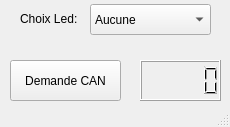
The window that Serial_CPP/mainwindow.ui (AxelJacquot/Project_CPP) describes before a commit, drawn with Qt 5.
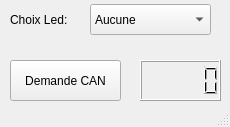
The same window after the commit.

The edit to the form file:
```diff
--- a/Serial_CPP/mainwindow.ui
+++ b/Serial_CPP/mainwindow.ui
@@ -67,10 +67,10 @@
    <widget class="QLabel" name="label">
     <property name="geometry">
      <rect>
-      <x>20</x>
+      <x>10</x>
       <y>10</y>
-      <width>61</width>
-      <height>17</height>
+      <width>71</width>
+      <height>20</height>
      </rect>
     </property>
     <property name="text">
```
